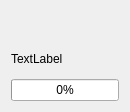
The window that src/widgettorrent.ui (nodecast/nodecast) describes before a commit, drawn with Qt 5.
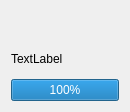
The same window after the commit. Icons and pictures are not drawn.

Patch:
```diff
--- a/src/widgettorrent.ui
+++ b/src/widgettorrent.ui
@@ -69,7 +69,7 @@
      <item>
       <widget class="QProgressBar" name="progressBar_torrent">
        <property name="value">
-        <number>0</number>
+        <number>100</number>
        </property>
       </widget>
      </item>
```
